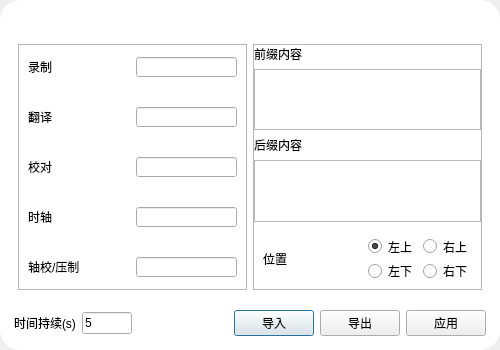
Qt form src/gui/design/WindowDialogStaff.ui (Icexbb/SekaiSubtitle-Python) before a commit.
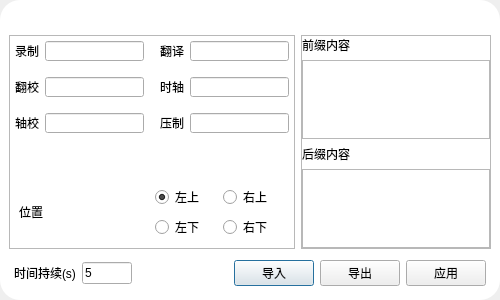
The same form after that commit.

```diff
--- a/src/gui/design/WindowDialogStaff.ui
+++ b/src/gui/design/WindowDialogStaff.ui
@@ -7,19 +7,19 @@
     <x>0</x>
     <y>0</y>
     <width>500</width>
-    <height>350</height>
+    <height>300</height>
    </rect>
   </property>
   <property name="minimumSize">
    <size>
     <width>500</width>
-    <height>350</height>
+    <height>300</height>
    </size>
   </property>
   <property name="maximumSize">
    <size>
     <width>500</width>
-    <height>350</height>
+    <height>300</height>
    </size>
   </property>
   <property name="windowTitle">
@@ -63,7 +63,19 @@
       </property>
       <item>
        <widget class="QWidget" name="widget_7" native="true">
-        <layout class="QHBoxLayout" name="horizontalLayout_8" stretch="1,1">
+        <layout class="QHBoxLayout" name="horizontalLayout_8" stretch="3,2">
+         <property name="leftMargin">
+          <number>0</number>
+         </property>
+         <property name="topMargin">
+          <number>0</number>
+         </property>
+         <property name="rightMargin">
+          <number>0</number>
+         </property>
+         <property name="bottomMargin">
+          <number>0</number>
+         </property>
          <item>
           <widget class="QFrame" name="frame">
            <property name="frameShape">
@@ -88,6 +100,33 @@
             <item>
              <widget class="QWidget" name="widget_5" native="true">
               <layout class="QHBoxLayout" name="horizontalLayout_6" stretch="1,1">
+               <property name="leftMargin">
+                <number>0</number>
+               </property>
+               <property name="topMargin">
+                <number>0</number>
+               </property>
+               <property name="rightMargin">
+                <number>0</number>
+               </property>
+               <property name="bottomMargin">
+                <number>0</number>
+               </property>
+               <item>
+                <widget class="QWidget" name="horizontalWidget" native="true">
+                 <layout class="QHBoxLayout" name="horizontalLayout_10">
+                  <property name="leftMargin">
+                   <number>5</number>
+                  </property>
+                  <property name="topMargin">
+                   <number>5</number>
+                  </property>
+                  <property name="rightMargin">
+                   <number>5</number>
+                  </property>
+                  <property name="bottomMargin">
+                   <number>5</number>
+                  </property>
                <item>
                 <widget class="QLabel" name="label_5">
                  <property name="minimumSize">
@@ -109,6 +148,12 @@
                </item>
                <item>
                 <widget class="QLineEdit" name="EditRecord">
+                    <property name="sizePolicy">
+                     <sizepolicy hsizetype="Expanding" vsizetype="Fixed">
+                      <horstretch>0</horstretch>
+                      <verstretch>0</verstretch>
+                     </sizepolicy>
+                    </property>
                  <property name="minimumSize">
                   <size>
                    <width>0</width>
@@ -128,7 +173,19 @@
             </item>
             <item>
              <widget class="QWidget" name="widget" native="true">
-              <layout class="QHBoxLayout" name="horizontalLayout" stretch="1,1">
+                 <layout class="QHBoxLayout" name="horizontalLayout">
+                  <property name="leftMargin">
+                   <number>5</number>
+                  </property>
+                  <property name="topMargin">
+                   <number>5</number>
+                  </property>
+                  <property name="rightMargin">
+                   <number>5</number>
+                  </property>
+                  <property name="bottomMargin">
+                   <number>5</number>
+                  </property>
                <item>
                 <widget class="QLabel" name="label">
                  <property name="minimumSize">
@@ -150,6 +207,12 @@
                </item>
                <item>
                 <widget class="QLineEdit" name="EditTranslator">
+                    <property name="sizePolicy">
+                     <sizepolicy hsizetype="Expanding" vsizetype="Fixed">
+                      <horstretch>0</horstretch>
+                      <verstretch>0</verstretch>
+                     </sizepolicy>
+                    </property>
                  <property name="minimumSize">
                   <size>
                    <width>0</width>
@@ -162,6 +225,9 @@
                    <height>20</height>
                   </size>
                  </property>
+                   </widget>
+                  </item>
+                 </layout>
                 </widget>
                </item>
               </layout>
@@ -170,6 +236,33 @@
             <item>
              <widget class="QWidget" name="widget_2" native="true">
               <layout class="QHBoxLayout" name="horizontalLayout_2" stretch="1,1">
+               <property name="leftMargin">
+                <number>0</number>
+               </property>
+               <property name="topMargin">
+                <number>0</number>
+               </property>
+               <property name="rightMargin">
+                <number>0</number>
+               </property>
+               <property name="bottomMargin">
+                <number>0</number>
+               </property>
+               <item>
+                <widget class="QWidget" name="widget_9" native="true">
+                 <layout class="QHBoxLayout" name="horizontalLayout_11">
+                  <property name="leftMargin">
+                   <number>5</number>
+                  </property>
+                  <property name="topMargin">
+                   <number>5</number>
+                  </property>
+                  <property name="rightMargin">
+                   <number>5</number>
+                  </property>
+                  <property name="bottomMargin">
+                   <number>5</number>
+                  </property>
                <item>
                 <widget class="QLabel" name="label_2">
                  <property name="minimumSize">
@@ -185,12 +278,18 @@
                   </size>
                  </property>
                  <property name="text">
-                  <string>校对</string>
+                     <string>翻校</string>
                  </property>
                 </widget>
                </item>
                <item>
                 <widget class="QLineEdit" name="EditTranslateProof">
+                    <property name="sizePolicy">
+                     <sizepolicy hsizetype="Expanding" vsizetype="Fixed">
+                      <horstretch>0</horstretch>
+                      <verstretch>0</verstretch>
+                     </sizepolicy>
+                    </property>
                  <property name="minimumSize">
                   <size>
                    <width>0</width>
@@ -210,7 +309,19 @@
             </item>
             <item>
              <widget class="QWidget" name="widget_3" native="true">
-              <layout class="QHBoxLayout" name="horizontalLayout_4" stretch="1,1">
+                 <layout class="QHBoxLayout" name="horizontalLayout_4">
+                  <property name="leftMargin">
+                   <number>5</number>
+                  </property>
+                  <property name="topMargin">
+                   <number>5</number>
+                  </property>
+                  <property name="rightMargin">
+                   <number>5</number>
+                  </property>
+                  <property name="bottomMargin">
+                   <number>5</number>
+                  </property>
                <item>
                 <widget class="QLabel" name="label_3">
                  <property name="minimumSize">
@@ -232,6 +343,12 @@
                </item>
                <item>
                 <widget class="QLineEdit" name="EditSubMaker">
+                    <property name="sizePolicy">
+                     <sizepolicy hsizetype="Expanding" vsizetype="Fixed">
+                      <horstretch>0</horstretch>
+                      <verstretch>0</verstretch>
+                     </sizepolicy>
+                    </property>
                  <property name="minimumSize">
                   <size>
                    <width>0</width>
@@ -246,6 +363,83 @@
                  </property>
                  <property name="text">
                   <string/>
+                    </property>
+                   </widget>
+                  </item>
+                 </layout>
+                </widget>
+               </item>
+              </layout>
+             </widget>
+            </item>
+            <item>
+             <widget class="QWidget" name="widget_10" native="true">
+              <layout class="QHBoxLayout" name="horizontalLayout_13" stretch="1,1">
+               <property name="leftMargin">
+                <number>0</number>
+               </property>
+               <property name="topMargin">
+                <number>0</number>
+               </property>
+               <property name="rightMargin">
+                <number>0</number>
+               </property>
+               <property name="bottomMargin">
+                <number>0</number>
+               </property>
+               <item>
+                <widget class="QWidget" name="widget_11" native="true">
+                 <layout class="QHBoxLayout" name="horizontalLayout_12">
+                  <property name="leftMargin">
+                   <number>5</number>
+                  </property>
+                  <property name="topMargin">
+                   <number>5</number>
+                  </property>
+                  <property name="rightMargin">
+                   <number>5</number>
+                  </property>
+                  <property name="bottomMargin">
+                   <number>5</number>
+                  </property>
+                  <item>
+                   <widget class="QLabel" name="label_10">
+                    <property name="minimumSize">
+                     <size>
+                      <width>0</width>
+                      <height>20</height>
+                     </size>
+                    </property>
+                    <property name="maximumSize">
+                     <size>
+                      <width>16777215</width>
+                      <height>20</height>
+                     </size>
+                    </property>
+                    <property name="text">
+                     <string>轴校</string>
+                    </property>
+                   </widget>
+                  </item>
+                  <item>
+                   <widget class="QLineEdit" name="EditSubProof">
+                    <property name="sizePolicy">
+                     <sizepolicy hsizetype="Expanding" vsizetype="Fixed">
+                      <horstretch>0</horstretch>
+                      <verstretch>0</verstretch>
+                     </sizepolicy>
+                    </property>
+                    <property name="minimumSize">
+                     <size>
+                      <width>0</width>
+                      <height>20</height>
+                     </size>
+                    </property>
+                    <property name="maximumSize">
+                     <size>
+                      <width>16777215</width>
+                      <height>20</height>
+                     </size>
                  </property>
                 </widget>
                </item>
@@ -254,7 +448,19 @@
             </item>
             <item>
              <widget class="QWidget" name="widget_4" native="true">
-              <layout class="QHBoxLayout" name="horizontalLayout_5" stretch="1,1">
+                 <layout class="QHBoxLayout" name="horizontalLayout_5">
+                  <property name="leftMargin">
+                   <number>5</number>
+                  </property>
+                  <property name="topMargin">
+                   <number>5</number>
+                  </property>
+                  <property name="rightMargin">
+                   <number>5</number>
+                  </property>
+                  <property name="bottomMargin">
+                   <number>5</number>
+                  </property>
                <item>
                 <widget class="QLabel" name="label_4">
                  <property name="minimumSize">
@@ -270,12 +476,18 @@
                   </size>
                  </property>
                  <property name="text">
-                  <string>轴校/压制</string>
+                     <string>压制</string>
                  </property>
                 </widget>
                </item>
                <item>
-                <widget class="QLineEdit" name="EditSubProof">
+                   <widget class="QLineEdit" name="EditComp">
+                    <property name="sizePolicy">
+                     <sizepolicy hsizetype="Expanding" vsizetype="Fixed">
+                      <horstretch>0</horstretch>
+                      <verstretch>0</verstretch>
+                     </sizepolicy>
+                    </property>
                  <property name="minimumSize">
                   <size>
                    <width>0</width>
@@ -297,52 +509,17 @@
           </widget>
          </item>
          <item>
-          <widget class="QFrame" name="frame_2">
-           <property name="frameShape">
-            <enum>QFrame::StyledPanel</enum>
-           </property>
-           <property name="frameShadow">
-            <enum>QFrame::Raised</enum>
-           </property>
-           <layout class="QVBoxLayout" name="verticalLayout_2">
-            <property name="leftMargin">
-             <number>0</number>
-            </property>
-            <property name="topMargin">
-             <number>0</number>
-            </property>
-            <property name="rightMargin">
-             <number>0</number>
-            </property>
-            <property name="bottomMargin">
-             <number>0</number>
-            </property>
-            <item>
-             <widget class="QLabel" name="label_7">
-              <property name="text">
-               <string>前缀内容</string>
-              </property>
-             </widget>
-            </item>
-            <item>
-             <widget class="QPlainTextEdit" name="EditPrefix">
-              <property name="plainText">
-               <string/>
-              </property>
-             </widget>
-            </item>
-            <item>
-             <widget class="QLabel" name="label_6">
-              <property name="frameShadow">
-               <enum>QFrame::Raised</enum>
-              </property>
-              <property name="text">
-               <string>后缀内容</string>
-              </property>
-             </widget>
-            </item>
-            <item>
-             <widget class="QPlainTextEdit" name="EditSubfix"/>
+             <spacer name="verticalSpacer">
+              <property name="orientation">
+               <enum>Qt::Vertical</enum>
+              </property>
+              <property name="sizeHint" stdset="0">
+               <size>
+                <width>20</width>
+                <height>40</height>
+               </size>
+              </property>
+             </spacer>
             </item>
             <item>
              <widget class="QWidget" name="widget_6" native="true">
@@ -398,6 +575,57 @@
            </layout>
           </widget>
          </item>
+         <item>
+          <widget class="QFrame" name="frame_2">
+           <property name="frameShape">
+            <enum>QFrame::StyledPanel</enum>
+           </property>
+           <property name="frameShadow">
+            <enum>QFrame::Raised</enum>
+           </property>
+           <layout class="QVBoxLayout" name="verticalLayout_2">
+            <property name="leftMargin">
+             <number>0</number>
+            </property>
+            <property name="topMargin">
+             <number>0</number>
+            </property>
+            <property name="rightMargin">
+             <number>0</number>
+            </property>
+            <property name="bottomMargin">
+             <number>0</number>
+            </property>
+            <item>
+             <widget class="QLabel" name="label_7">
+              <property name="text">
+               <string>前缀内容</string>
+              </property>
+             </widget>
+            </item>
+            <item>
+             <widget class="QPlainTextEdit" name="EditPrefix">
+              <property name="plainText">
+               <string/>
+              </property>
+             </widget>
+            </item>
+            <item>
+             <widget class="QLabel" name="label_6">
+              <property name="frameShadow">
+               <enum>QFrame::Raised</enum>
+              </property>
+              <property name="text">
+               <string>后缀内容</string>
+              </property>
+             </widget>
+            </item>
+            <item>
+             <widget class="QPlainTextEdit" name="EditSubfix"/>
+            </item>
+           </layout>
+          </widget>
+         </item>
         </layout>
        </widget>
       </item>
```
Lines whose indentation alone changed are shown as unchanged.
